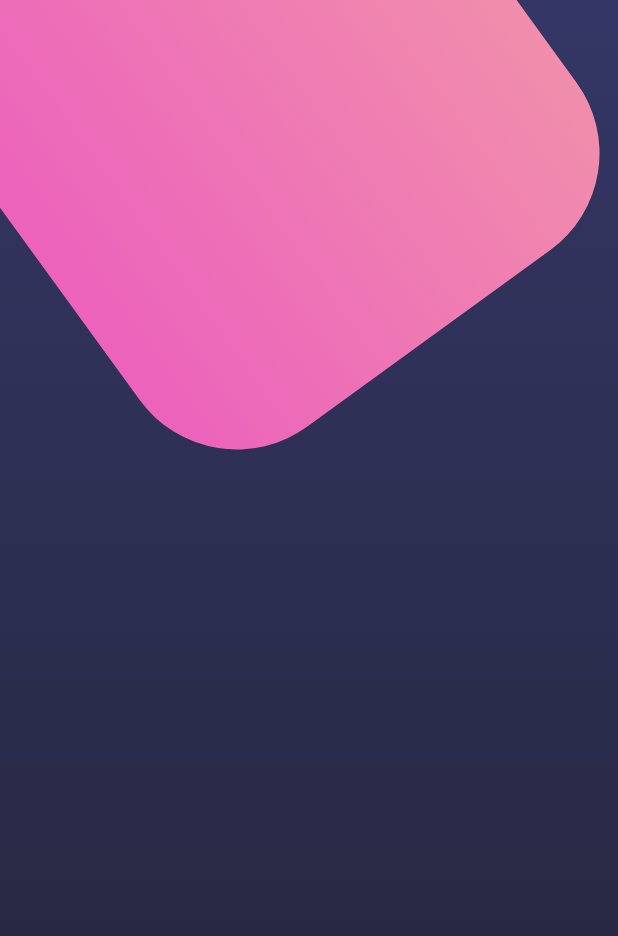
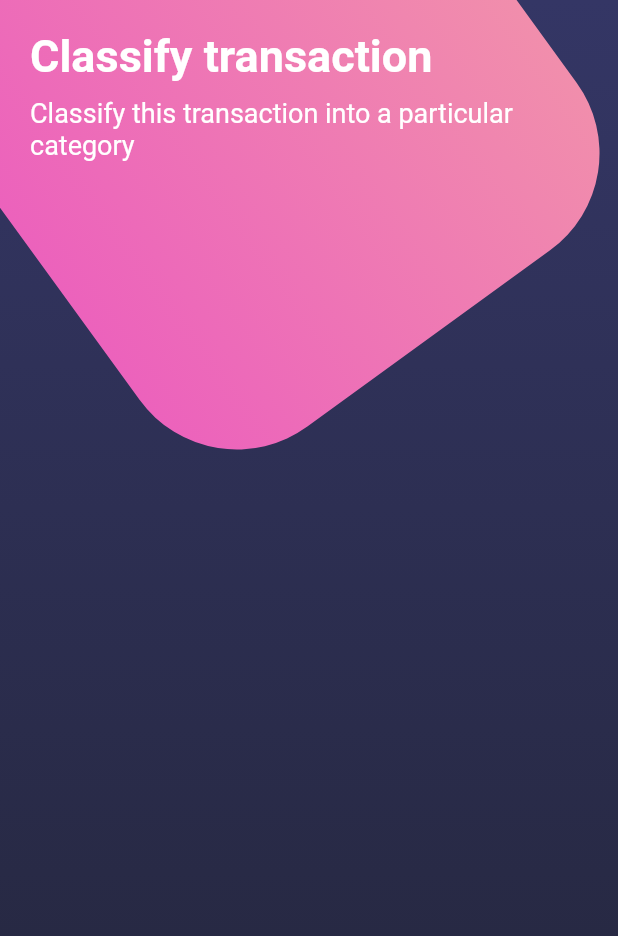
Before and after one commit to charger513/flutter_designs, a Flutter app: the screen it shows after launch, on a phone screen of 412 x 824 dp. Shown: the top 936 px of the screen. Run offline on Flutter 3.47's test engine with Material 2 defaults, Android fonts, the phone set to English and light mode, and no system bars.

```diff
--- a/lib/main.dart
+++ b/lib/main.dart
@@ -1,4 +1,5 @@
 import 'package:flutter/material.dart';
+import 'package:flutter/services.dart';
 import 'package:flutter_designs/src/pages/basico_page.dart';
 import 'package:flutter_designs/src/pages/botones_page.dart';
 import 'package:flutter_designs/src/pages/scroll_page.dart';
@@ -8,6 +9,17 @@ void main() => runApp(MyApp());
 class MyApp extends StatelessWidget {
   @override
   Widget build(BuildContext context) {
+
+    // SystemChrome.setSystemUIOverlayStyle(
+    //   SystemUiOverlayStyle.light.copyWith(
+    //     statusBarBrightness: Brightness.dark
+    //   )
+    // ); usado en el curso pero no funcionó
+
+    SystemChrome.setSystemUIOverlayStyle(SystemUiOverlayStyle(
+      statusBarIconBrightness: Brightness.light
+    )); // encontrado en SO falta ver si funciona en iOS
+
     return MaterialApp(
       debugShowCheckedModeBanner: false,
       title: 'Diseños',
--- a/lib/src/pages/botones_page.dart
+++ b/lib/src/pages/botones_page.dart
@@ -9,6 +9,13 @@ class BotonesPage extends StatelessWidget {
       body: Stack(
         children: <Widget>[
           _fondoApp(),
+          SingleChildScrollView(
+            child: Column(
+              children: <Widget>[
+                _titulos()
+              ],
+            ),
+          ),
         ],
       )
     );
@@ -58,4 +65,20 @@ class BotonesPage extends StatelessWidget {
       ],
     );
   }
+
+  Widget _titulos() {
+    return SafeArea(
+      child: Container(
+        padding: EdgeInsets.all(20.0),
+        child: Column(
+          crossAxisAlignment: CrossAxisAlignment.start,
+          children: <Widget>[
+            Text('Classify transaction', style: TextStyle(color: Colors.white, fontSize: 30.0, fontWeight: FontWeight.bold)),
+            SizedBox(height: 10.0),
+            Text('Classify this transaction into a particular category', style: TextStyle(color: Colors.white, fontSize: 18.0)),
+          ],
+        ),
+      ),
+    );
+  }
 }
```
